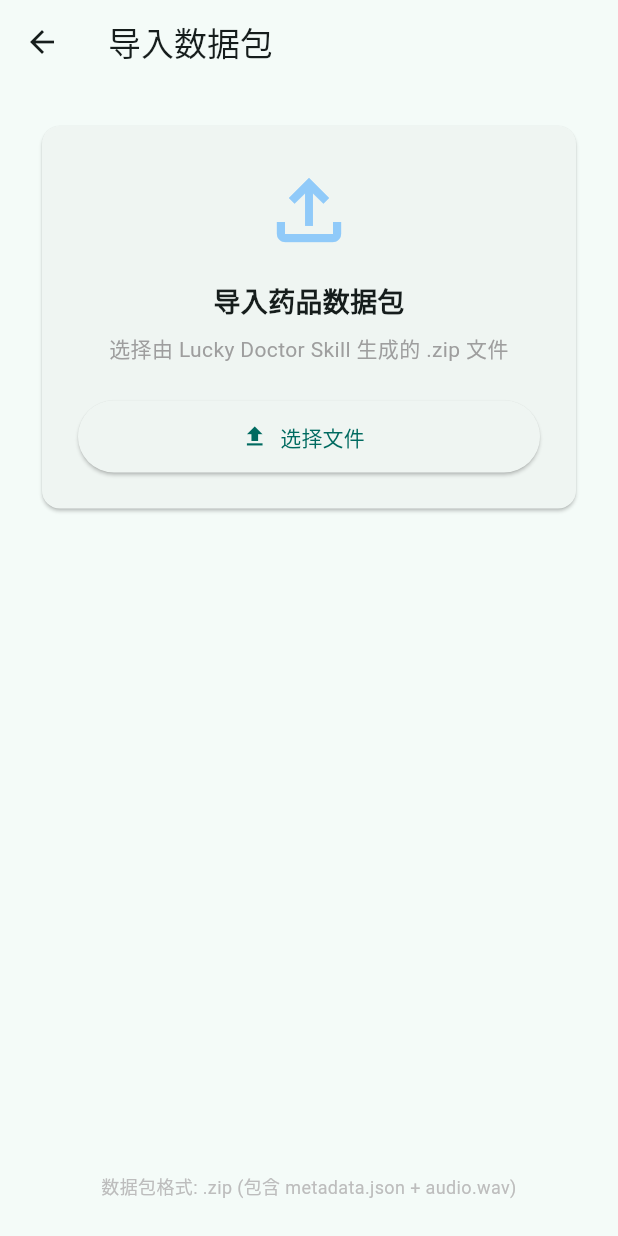
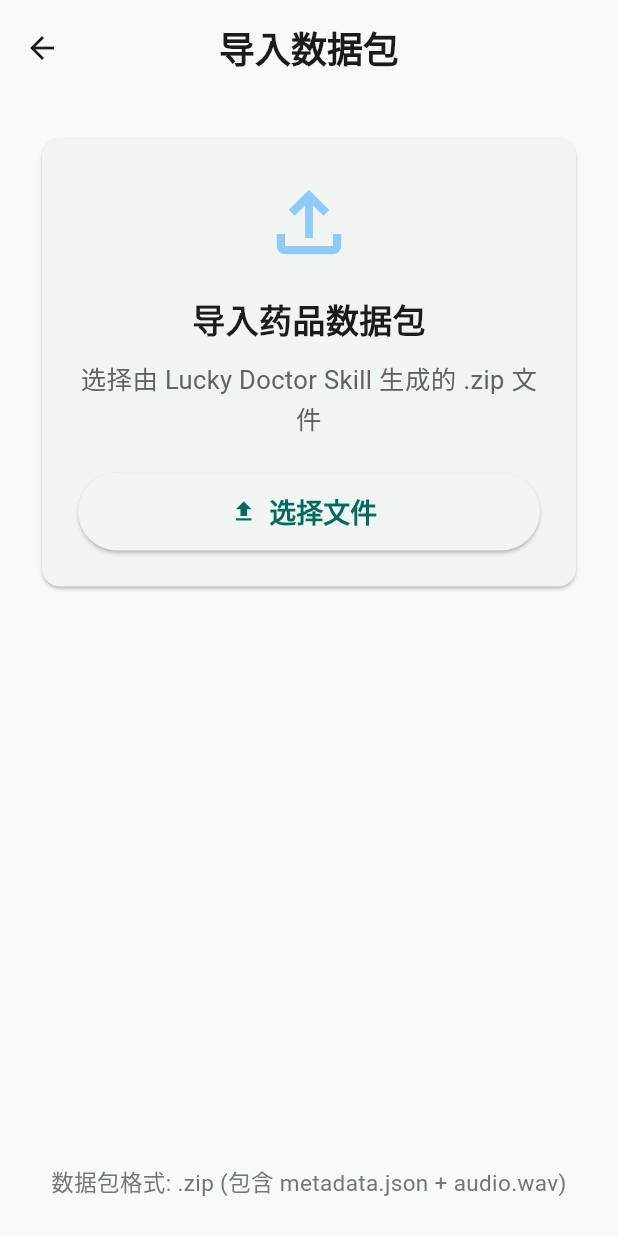
Before and after one commit to megemini/lucky-doctor, a Flutter app: the screen it shows after launch, after a tap on the "file upload" icon, on a phone screen of 412 x 824 dp. Run offline on Flutter 3.47's test engine with Material 3 defaults, Android fonts, the phone set to English and light mode, and no system bars; our stand-ins replace file_picker, image_picker, just_audio, shared_preferences; missing offline and left inert: google_mlkit_barcode_scanning.

Commit message:
update mobile with bigger font size

```diff
--- /dev/null
+++ b/mobile/lib/app_theme.dart
@@ -0,0 +1,121 @@
+/// 适老主题：整包统一的大字号与更大的触控目标。
+///
+/// 本应用主要使用者为 60+ 老人，正文阅读字号不得低于 17（逻辑像素）。
+/// 页面业务代码请复用 [AppText] 字号常量，不要在 UI 中再写死小于
+/// [AppText.caption] 的 fontSize，以保证全 App 口径一致。
+library;
+
+import 'package:flutter/material.dart';
+
+/// 适老字号规范（单位：逻辑像素，建议全 App 统一使用）。
+abstract final class AppText {
+  /// 药名 / 页面主标题
+  static const double headline = 26;
+
+  /// AppBar / 导航栏标题
+  static const double appBar = 24;
+
+  /// 分组小标题（如“用法用量”“适应症”）
+  static const double sectionLabel = 17;
+
+  /// 正文内容
+  static const double body = 19;
+
+  /// 次级说明（引导、未导入提示等）
+  static const double secondary = 17;
+
+  /// 极次要信息（播放时间、导入时间、页脚）
+  static const double caption = 15;
+
+  /// 按钮 / 可点文字
+  static const double button = 18;
+
+  /// 正文行高（中文长文本按 1.6 起步，避免行距过挤）
+  static const double bodyHeight = 1.6;
+
+  /// 说明文字行高
+  static const double secondaryHeight = 1.5;
+}
+
+/// 构建适老主题。亮 / 暗模式共用同一套字号规范。
+ThemeData buildAppTheme(Brightness brightness) {
+  final scheme = ColorScheme.fromSeed(
+    seedColor: Colors.teal,
+    brightness: brightness,
+  );
+  final Color onSurface = scheme.onSurface;
+  // 次要文字颜色：亮色用深灰、暗色用浅灰，保证弱光/低龄用户可读。
+  final Color muted = brightness == Brightness.light
+      ? const Color(0xFF5F6368)
+      : const Color(0xFFB6BAC1);
+
+  return ThemeData(
+    colorScheme: scheme,
+    useMaterial3: true,
+    iconTheme: IconThemeData(size: 28, color: onSurface),
+    appBarTheme: AppBarTheme(
+      centerTitle: true,
+      toolbarHeight: 64,
+      backgroundColor: scheme.surface,
+      foregroundColor: onSurface,
+      titleTextStyle: TextStyle(
+        fontSize: AppText.appBar,
+        fontWeight: FontWeight.w700,
+        color: onSurface,
+      ),
+    ),
+    textTheme: TextTheme(
+      // 标题层级
+      titleLarge: TextStyle(
+        fontSize: AppText.appBar,
+        fontWeight: FontWeight.w700,
+        color: onSurface,
+      ),
+      titleMedium: TextStyle(
+        fontSize: 22,
+        fontWeight: FontWeight.w600,
+        color: onSurface,
+      ),
+      // 正文 / 列表（ListTile 标题与副标题走这里）
+      bodyLarge: TextStyle(
+        fontSize: AppText.body,
+        height: AppText.bodyHeight,
+        color: onSurface,
+      ),
+      bodyMedium: TextStyle(
+        fontSize: AppText.secondary,
+        height: AppText.secondaryHeight,
+        color: onSurface,
+      ),
+      bodySmall: TextStyle(
+        fontSize: AppText.caption,
+        height: AppText.secondaryHeight,
+        color: muted,
+      ),
+      // 控件 / 按钮文字
+      labelLarge: TextStyle(
+        fontSize: AppText.button,
+        fontWeight: FontWeight.w600,
+        color: onSurface,
+      ),
+      labelMedium: TextStyle(fontSize: 16, color: onSurface),
+      labelSmall: TextStyle(fontSize: AppText.caption, color: muted),
+    ),
+    // 更大、更容易按中的按钮
+    elevatedButtonTheme: ElevatedButtonThemeData(
+      style: ElevatedButton.styleFrom(
+        minimumSize: const Size(64, 52),
+        textStyle: const TextStyle(
+          fontSize: AppText.button,
+          fontWeight: FontWeight.w600,
+        ),
+      ),
+    ),
+    textButtonTheme: TextButtonThemeData(
+      style: TextButton.styleFrom(
+        minimumSize: const Size(64, 48),
+        textStyle: const TextStyle(fontSize: AppText.button),
+      ),
+    ),
+  );
+}
--- a/mobile/lib/main.dart
+++ b/mobile/lib/main.dart
@@ -1,4 +1,5 @@
 import 'package:flutter/material.dart';
+import 'app_theme.dart';
 import 'screens/home_screen.dart';
 
 void main() {
@@ -14,16 +15,8 @@ class LuckyDoctorApp extends StatelessWidget {
     return MaterialApp(
       title: 'Lucky Doctor',
       debugShowCheckedModeBanner: false,
-      theme: ThemeData(
-        colorSchemeSeed: Colors.teal,
-        useMaterial3: true,
-        brightness: Brightness.light,
-      ),
-      darkTheme: ThemeData(
-        colorSchemeSeed: Colors.teal,
-        useMaterial3: true,
-        brightness: Brightness.dark,
-      ),
+      theme: buildAppTheme(Brightness.light),
+      darkTheme: buildAppTheme(Brightness.dark),
       home: const HomeScreen(),
     );
   }
--- a/mobile/lib/screens/home_screen.dart
+++ b/mobile/lib/screens/home_screen.dart
@@ -1,4 +1,5 @@
 import 'package:flutter/material.dart';
+import '../app_theme.dart';
 import 'scan_screen.dart';
 import 'import_screen.dart';
 import '../models/medicine_record.dart';
@@ -79,13 +80,21 @@ class _HomeScreenState extends State<HomeScreen> {
           const SizedBox(height: 16),
           Text(
             '暂无药品数据',
-            style: TextStyle(fontSize: 18, color: Colors.grey[600]),
+            style: TextStyle(
+              fontSize: 22,
+              fontWeight: FontWeight.w600,
+              color: Colors.grey[700],
+            ),
           ),
-          const SizedBox(height: 8),
+          const SizedBox(height: 12),
           Text(
             '点击下方按钮，对准药盒上的\nLucky Doctor 二维码贴纸扫码；\n或通过右上角导入数据包',
             textAlign: TextAlign.center,
-            style: TextStyle(color: Colors.grey[500]),
+            style: TextStyle(
+              fontSize: AppText.secondary,
+              height: AppText.secondaryHeight,
+              color: Colors.grey[700],
+            ),
           ),
         ],
       ),
@@ -138,9 +147,12 @@ class _HomeScreenState extends State<HomeScreen> {
                 ),
                 Text(
                   record.medicineName,
-                  style: const TextStyle(fontSize: 22, fontWeight: FontWeight.bold),
+                  style: const TextStyle(
+                    fontSize: AppText.headline,
+                    fontWeight: FontWeight.bold,
+                  ),
                 ),
-                const SizedBox(height: 16),
+                const SizedBox(height: 20),
                 _buildInfoTile('适应症', record.indications),
                 _buildInfoTile('用法用量', record.usageSummary),
                 _buildInfoTile('禁忌', record.contraindications),
@@ -151,7 +163,10 @@ class _HomeScreenState extends State<HomeScreen> {
                 const SizedBox(height: 16),
                 Text(
                   '导入时间: ${record.createdAt}',
-                  style: TextStyle(color: Colors.grey[500]),
+                  style: TextStyle(
+                    fontSize: AppText.caption,
+                    color: Colors.grey[700],
+                  ),
                 ),
               ],
             ),
@@ -164,13 +179,23 @@ class _HomeScreenState extends State<HomeScreen> {
   Widget _buildInfoTile(String label, String value) {
     if (value.isEmpty) return const SizedBox.shrink();
     return Padding(
-      padding: const EdgeInsets.only(bottom: 12),
+      padding: const EdgeInsets.only(bottom: 16),
       child: Column(
         crossAxisAlignment: CrossAxisAlignment.start,
         children: [
-          Text(label, style: TextStyle(fontSize: 13, color: Colors.grey[500])),
-          const SizedBox(height: 4),
-          Text(value, style: const TextStyle(fontSize: 16)),
+          Text(
+            label,
+            style: TextStyle(
+              fontSize: AppText.sectionLabel,
+              fontWeight: FontWeight.w600,
+              color: Colors.grey[700],
+            ),
+          ),
+          const SizedBox(height: 6),
+          Text(
+            value,
+            style: const TextStyle(fontSize: AppText.body, height: AppText.bodyHeight),
+          ),
         ],
       ),
     );
--- a/mobile/lib/screens/import_screen.dart
+++ b/mobile/lib/screens/import_screen.dart
@@ -1,5 +1,6 @@
 import 'package:flutter/material.dart';
 import 'package:file_picker/file_picker.dart';
+import '../app_theme.dart';
 import '../services/import_service.dart';
 
 class ImportScreen extends StatefulWidget {
@@ -65,25 +66,28 @@ class _ImportScreenState extends State<ImportScreen> {
                     const SizedBox(height: 16),
                     const Text(
                       '导入药品数据包',
-                      style: TextStyle(fontSize: 18, fontWeight: FontWeight.bold),
+                      style: TextStyle(fontSize: 22, fontWeight: FontWeight.bold),
                     ),
-                    const SizedBox(height: 8),
+                    const SizedBox(height: 10),
                     Text(
                       '选择由 Lucky Doctor Skill 生成的 .zip 文件',
-                      style: TextStyle(color: Colors.grey[500]),
+                      style: TextStyle(
+                        fontSize: AppText.secondary,
+                        height: AppText.secondaryHeight,
+                        color: Colors.grey[700],
+                      ),
                       textAlign: TextAlign.center,
                     ),
                     const SizedBox(height: 24),
                     SizedBox(
                       width: double.infinity,
-                      height: 48,
                       child: ElevatedButton.icon(
                         onPressed: _importing ? null : _importPackage,
                         icon: _importing
                             ? const SizedBox(
-                                width: 20,
-                                height: 20,
-                                child: CircularProgressIndicator(strokeWidth: 2),
+                                width: 24,
+                                height: 24,
+                                child: CircularProgressIndicator(strokeWidth: 3),
                               )
                             : const Icon(Icons.file_upload),
                         label: Text(_importing ? '导入中...' : '选择文件'),
@@ -116,7 +120,7 @@ class _ImportScreenState extends State<ImportScreen> {
             const Spacer(),
             Text(
               '数据包格式: .zip (包含 metadata.json + audio.wav)',
-              style: TextStyle(fontSize: 12, color: Colors.grey[400]),
+              style: TextStyle(fontSize: AppText.caption, color: Colors.grey[600]),
               textAlign: TextAlign.center,
             ),
           ],
```
Also changed, not shown: mobile/lib/screens/result_screen.dart (+33 -14 lines), mobile/lib/widgets/audio_player_widget.dart (+12 -3 lines).
